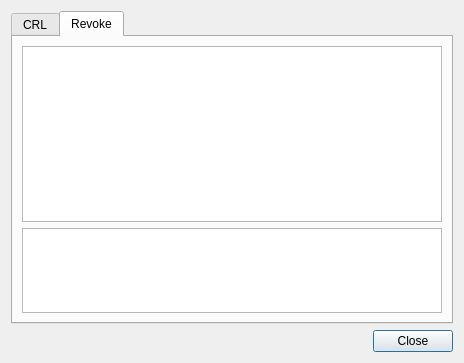
Before: the Qt Designer form BerEditor/crl_info_dlg.ui in jykim74/BerEditor, drawn with Qt 5.
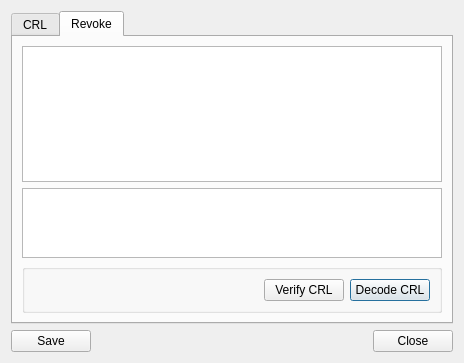
After: the same form once the commit is applied.

What changed in the file:
```diff
--- a/BerEditor/crl_info_dlg.ui
+++ b/BerEditor/crl_info_dlg.ui
@@ -13,15 +13,8 @@
   <property name="windowTitle">
    <string>CRL information</string>
   </property>
-  <layout class="QGridLayout" name="gridLayout">
-   <item row="1" column="1">
-    <widget class="QPushButton" name="mCloseBtn">
-     <property name="text">
-      <string>Close</string>
-     </property>
-    </widget>
-   </item>
-   <item row="0" column="0" colspan="2">
+  <layout class="QVBoxLayout" name="verticalLayout_3">
+   <item>
     <widget class="QTabWidget" name="tabWidget">
      <property name="currentIndex">
       <number>1</number>
@@ -104,11 +97,73 @@
          </property>
         </widget>
        </item>
-      </layout>
-     </widget>
-    </widget>
+       <item>
+        <widget class="QGroupBox" name="mValidGroup">
+         <property name="title">
+          <string/>
+         </property>
+         <layout class="QVBoxLayout" name="verticalLayout_4">
+          <item>
+           <layout class="QGridLayout" name="gridLayout_2">
+            <property name="topMargin">
+             <number>0</number>
+            </property>
+            <item row="0" column="2">
+             <widget class="QPushButton" name="mDecodeCRLBtn">
+              <property name="text">
+               <string>Decode CRL</string>
+              </property>
+             </widget>
+            </item>
+            <item row="0" column="1">
+             <widget class="QPushButton" name="mVerifyCRLBtn">
+              <property name="text">
+               <string>Verify CRL</string>
+              </property>
+             </widget>
+            </item>
+            <item row="0" column="0">
+             <spacer name="horizontalSpacer_2">
+              <property name="orientation">
+               <enum>Qt::Horizontal</enum>
+              </property>
+              <property name="sizeHint" stdset="0">
+               <size>
+                <width>40</width>
+                <height>20</height>
+               </size>
+              </property>
+             </spacer>
+            </item>
+           </layout>
+          </item>
+         </layout>
+        </widget>
+       </item>
+      </layout>
+     </widget>
+    </widget>
    </item>
-   <item row="1" column="0">
+   <item>
+    <layout class="QGridLayout" name="gridLayout">
+     <property name="topMargin">
+      <number>0</number>
+     </property>
+     <item row="0" column="0">
+      <widget class="QPushButton" name="mSaveBtn">
+       <property name="text">
+        <string>Save</string>
+       </property>
+      </widget>
+     </item>
+     <item row="0" column="2">
+      <widget class="QPushButton" name="mCloseBtn">
+       <property name="text">
+        <string>Close</string>
+       </property>
+      </widget>
+     </item>
+     <item row="0" column="1">
     <spacer name="horizontalSpacer">
      <property name="orientation">
       <enum>Qt::Horizontal</enum>
@@ -122,6 +177,8 @@
     </spacer>
    </item>
   </layout>
+   </item>
+  </layout>
  </widget>
  <tabstops>
   <tabstop>tabWidget</tabstop>
```
Left out of the diff: 1 changed line with no effect on the pictures. Lines whose indentation alone changed are shown as unchanged.
